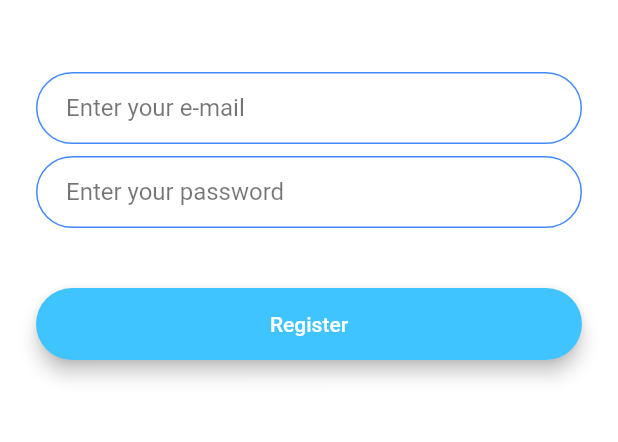
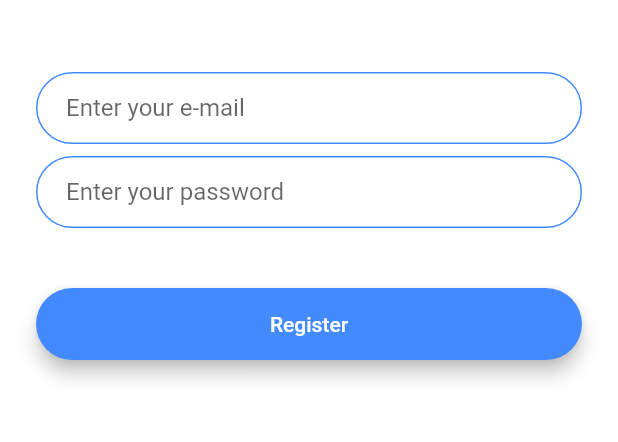
Before and after one commit to jameswsousa/flash_chat, a Flutter app: the screen it shows after launch, after a tap on "Register", on a phone screen of 412 x 824 dp, the part 576-1018 px from its top. Run offline on Flutter 3.47's test engine with Material 2 defaults, Android fonts, the phone set to English and light mode, and no system bars; our stand-ins replace animated_text_kit.

Commit message:
adjusts theme and colors

```diff
--- a/lib/constants.dart
+++ b/lib/constants.dart
@@ -19,7 +19,6 @@ const kMessageContainerDecoration = BoxDecoration(
 );
 const kTextFieldDecoration = InputDecoration(
   hintText: '',
-  hintStyle: TextStyle(color: Colors.black54),
   contentPadding: EdgeInsets.symmetric(vertical: 10.0, horizontal: 20.0),
   border: OutlineInputBorder(
     borderRadius: BorderRadius.all(Radius.circular(32.0)),
--- a/lib/main.dart
+++ b/lib/main.dart
@@ -10,11 +10,6 @@ class FlashChat extends StatelessWidget {
   @override
   Widget build(BuildContext context) {
     return MaterialApp(
-      theme: ThemeData.dark().copyWith(
-        textTheme: TextTheme(
-          bodyText1: TextStyle(color: Colors.black54),
-        ),
-      ),
       initialRoute: WelcomeScreen.id,
       routes: {
         WelcomeScreen.id: (BuildContext context) => WelcomeScreen(),
--- a/lib/screens/welcome_screen.dart
+++ b/lib/screens/welcome_screen.dart
@@ -56,9 +56,9 @@ class _WelcomeScreenState extends State<WelcomeScreen>
                 ),
                 TypewriterAnimatedTextKit(
                   textStyle: TextStyle(
-                      fontSize: 45.0,
-                      fontWeight: FontWeight.w900,
-                      color: Colors.black),
+                    fontSize: 45.0,
+                    fontWeight: FontWeight.w900,
+                  ),
                   text: <String>['Flash Chat'],
                 ),
               ],
--- a/lib/widgets/custombutton.dart
+++ b/lib/widgets/custombutton.dart
@@ -12,14 +12,16 @@ class CustomButton extends StatelessWidget {
       padding: EdgeInsets.symmetric(vertical: 16.0),
       child: Material(
         elevation: 5.0,
-        color: Colors.lightBlueAccent,
+        color: color,
         borderRadius: BorderRadius.circular(30.0),
         child: MaterialButton(
-          onPressed: onPressed,
-          minWidth: 200.0,
-          height: 42.0,
-          child: Text(text),
-        ),
+            onPressed: onPressed,
+            minWidth: 200.0,
+            height: 42.0,
+            child: Text(
+              text,
+              style: TextStyle(color: Colors.white),
+            )),
       ),
     );
   }
```
